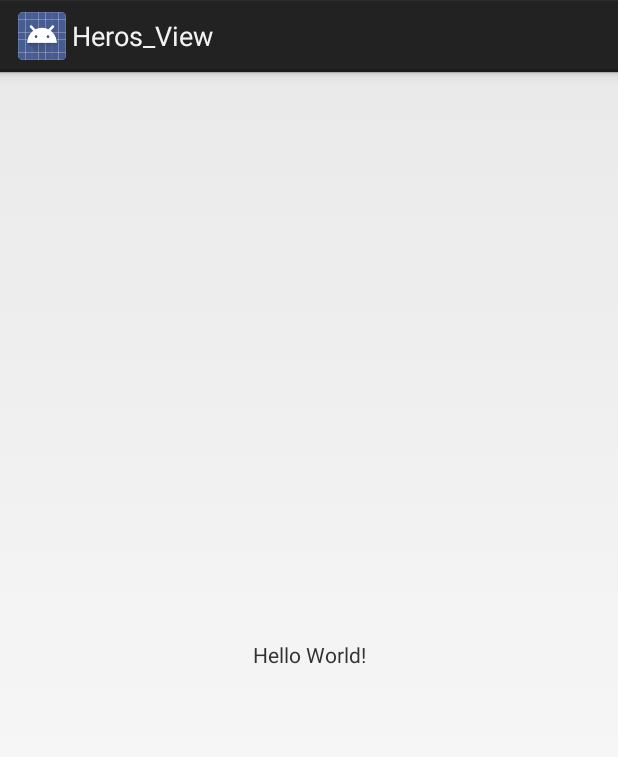
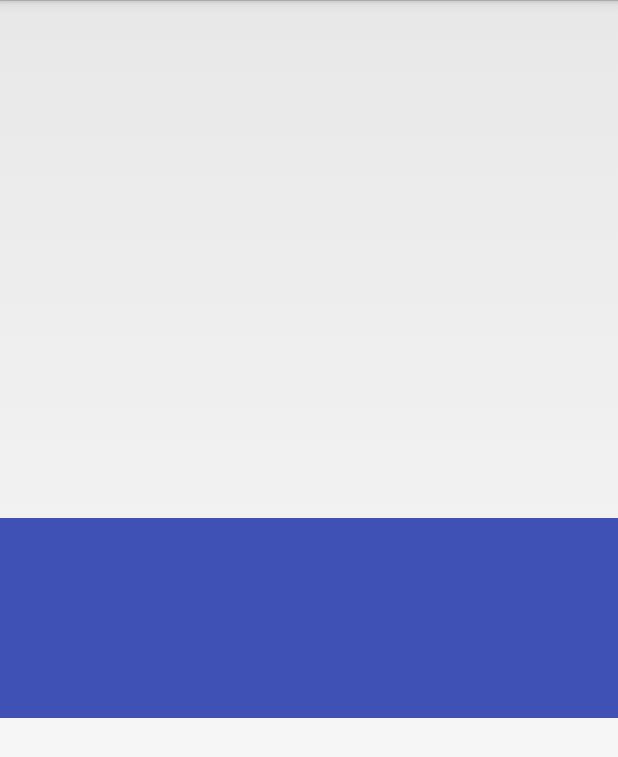
Before and after one commit to HWguolifeng/Heros_View, an Android app: the screen it shows after launch (MainActivity), on a phone screen of 412 x 824 dp. Shown: the top 757 px of the screen. Run offline under Robolectric (Android 15) with nearby library versions, the phone set to English and light mode, and no system bars.

Commit message:
2:View 的测量

```diff
--- a/app/src/main/java/com/guolifeng/android/heros_view/MainActivity.java
+++ b/app/src/main/java/com/guolifeng/android/heros_view/MainActivity.java
@@ -2,6 +2,7 @@ package com.guolifeng.android.heros_view;
 
 import android.app.Activity;
 import android.os.Bundle;
+import android.view.Window;
 
 public class MainActivity extends Activity
 {
@@ -9,7 +10,10 @@ public class MainActivity extends Activity
     @Override
     protected void onCreate(Bundle savedInstanceState)
     {
+
         super.onCreate(savedInstanceState);
+        requestWindowFeature(Window.FEATURE_NO_TITLE);
         setContentView(R.layout.activity_main);
+
     }
 }
--- /dev/null
+++ b/app/src/main/java/com/guolifeng/android/heros_view/MyView.java
@@ -0,0 +1,61 @@
+package com.guolifeng.android.heros_view;
+
+import android.content.Context;
+import android.graphics.Canvas;
+import android.util.AttributeSet;
+import android.view.View;
+
+/**
+ * Created by 郭利锋 on 2017/5/14 0014.
+ * [简要描述]<BR>
+ */
+
+public class MyView extends View
+{
+    public MyView(Context context)
+    {
+        super(context);
+    }
+
+    public MyView(Context context, AttributeSet attrs)
+    {
+        super(context, attrs);
+    }
+
+    public MyView(Context context, AttributeSet attrs, int defStyleAttr)
+    {
+        super(context, attrs, defStyleAttr);
+    }
+
+    @Override
+    protected void onMeasure(int widthMeasureSpec, int heightMeasureSpec)
+    {
+        setMeasuredDimension(measureWidth(widthMeasureSpec), measureWidth(heightMeasureSpec));
+    }
+
+    @Override
+    protected void onDraw(Canvas canvas)
+    {
+        super.onDraw(canvas);
+    }
+
+    private int measureWidth(int measureSpec)
+    {
+        int reasult = 0;
+        int specMode = MeasureSpec.getMode(measureSpec);
+        int specSize = MeasureSpec.getSize(measureSpec);
+        if (specMode == MeasureSpec.EXACTLY)
+        {
+            reasult = specSize;
+        } else
+        {
+            reasult = 200;
+            if (specMode == MeasureSpec.AT_MOST)
+            {
+                reasult = Math.min(specSize, reasult);
+            }
+        }
+        return reasult;
+
+    }
+}
--- a/app/src/main/res/layout/activity_main.xml
+++ b/app/src/main/res/layout/activity_main.xml
@@ -1,19 +1,15 @@
 <?xml version="1.0" encoding="utf-8"?>
-<android.support.constraint.ConstraintLayout
+<LinearLayout
     xmlns:android="http://schemas.android.com/apk/res/android"
-    xmlns:app="http://schemas.android.com/apk/res-auto"
     xmlns:tools="http://schemas.android.com/tools"
     android:layout_width="match_parent"
     android:layout_height="match_parent"
+    android:gravity="center"
     tools:context="com.guolifeng.android.heros_view.MainActivity">
 
-    <TextView
-        android:layout_width="wrap_content"
+    <com.guolifeng.android.heros_view.MyView
+        android:layout_width="match_parent"
         android:layout_height="wrap_content"
-        android:text="Hello World!"
-        app:layout_constraintBottom_toBottomOf="parent"
-        app:layout_constraintLeft_toLeftOf="parent"
-        app:layout_constraintRight_toRightOf="parent"
-        app:layout_constraintTop_toTopOf="parent"/>
+        android:background="@color/colorPrimary"/>
 
-</android.support.constraint.ConstraintLayout>
+</LinearLayout>
```
